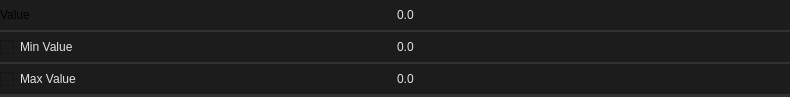
Qt form smartprop_editor/variables/float.ui (dertwist/Hammer5Tools) before a commit.
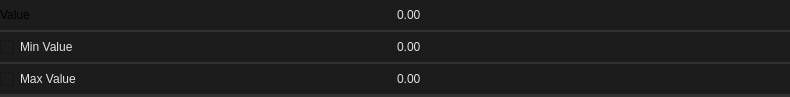
The same form after that commit. Icons and pictures are not drawn.

```diff
--- a/smartprop_editor/variables/float.ui
+++ b/smartprop_editor/variables/float.ui
@@ -197,7 +197,7 @@
 }</string>
         </property>
         <property name="decimals">
-         <number>1</number>
+         <number>2</number>
         </property>
         <property name="minimum">
          <double>-99999999999.000000000000000</double>
@@ -357,13 +357,13 @@
 }</string>
         </property>
         <property name="decimals">
-         <number>1</number>
+         <number>2</number>
         </property>
         <property name="minimum">
-         <double>-9.900000000000000</double>
+         <double>-99999999999.000000000000000</double>
         </property>
         <property name="maximum">
-         <double>9.900000000000000</double>
+         <double>99999999999.000000000000000</double>
         </property>
         <property name="singleStep">
          <double>0.100000000000000</double>
@@ -520,7 +520,7 @@
 }</string>
         </property>
         <property name="decimals">
-         <number>1</number>
+         <number>2</number>
         </property>
         <property name="minimum">
          <double>-99999999999.000000000000000</double>
```
